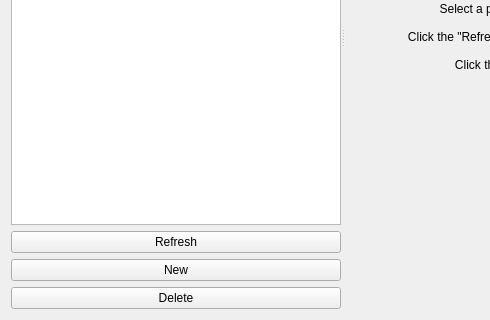
The window that src/brickv/plugin_system/plugins/red/ui/red_tab_program.ui (Tinkerforge/brickv) describes before a commit, drawn with Qt 5; both pictures show x 0 to 490 and y 246 to 566 of the 831 by 566 pixel window.
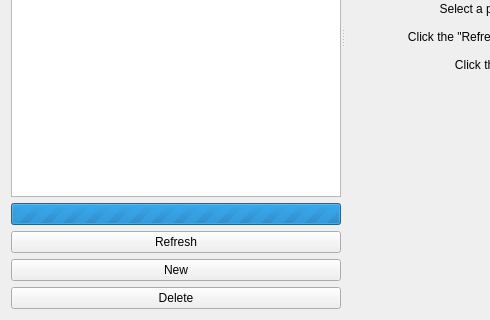
The same window after the commit.

Commit message: red-brick: Add progress bar to program list refresh

The edit to the form file:
```diff
--- a/src/brickv/plugin_system/plugins/red/ui/red_tab_program.ui
+++ b/src/brickv/plugin_system/plugins/red/ui/red_tab_program.ui
@@ -27,27 +27,37 @@
        <item row="0" column="0">
         <widget class="QListWidget" name="list_programs"/>
        </item>
-       <item row="2" column="0">
+       <item row="3" column="0">
         <widget class="QPushButton" name="button_new">
          <property name="text">
           <string>New</string>
          </property>
         </widget>
        </item>
-       <item row="3" column="0">
+       <item row="4" column="0">
         <widget class="QPushButton" name="button_delete">
          <property name="text">
           <string>Delete</string>
          </property>
         </widget>
        </item>
-       <item row="1" column="0">
+       <item row="2" column="0">
         <widget class="QPushButton" name="button_refresh">
          <property name="text">
           <string>Refresh</string>
          </property>
         </widget>
        </item>
+       <item row="1" column="0">
+        <widget class="QProgressBar" name="progress_refresh">
+         <property name="maximum">
+          <number>0</number>
+         </property>
+         <property name="value">
+          <number>-1</number>
+         </property>
+        </widget>
+       </item>
       </layout>
      </widget>
      <widget class="QStackedWidget" name="stacked_container">
```
Left out of the diff: 6 changed lines with no effect on the pictures. The commit also changes 1 other file.
